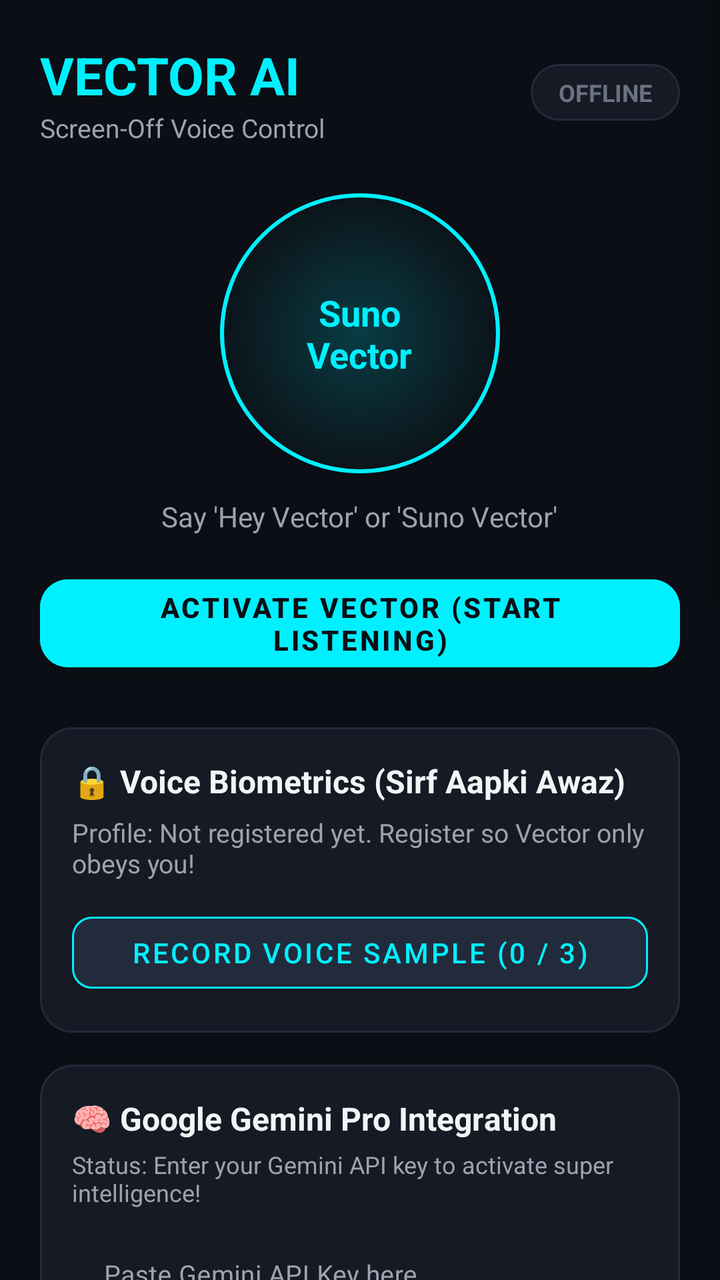
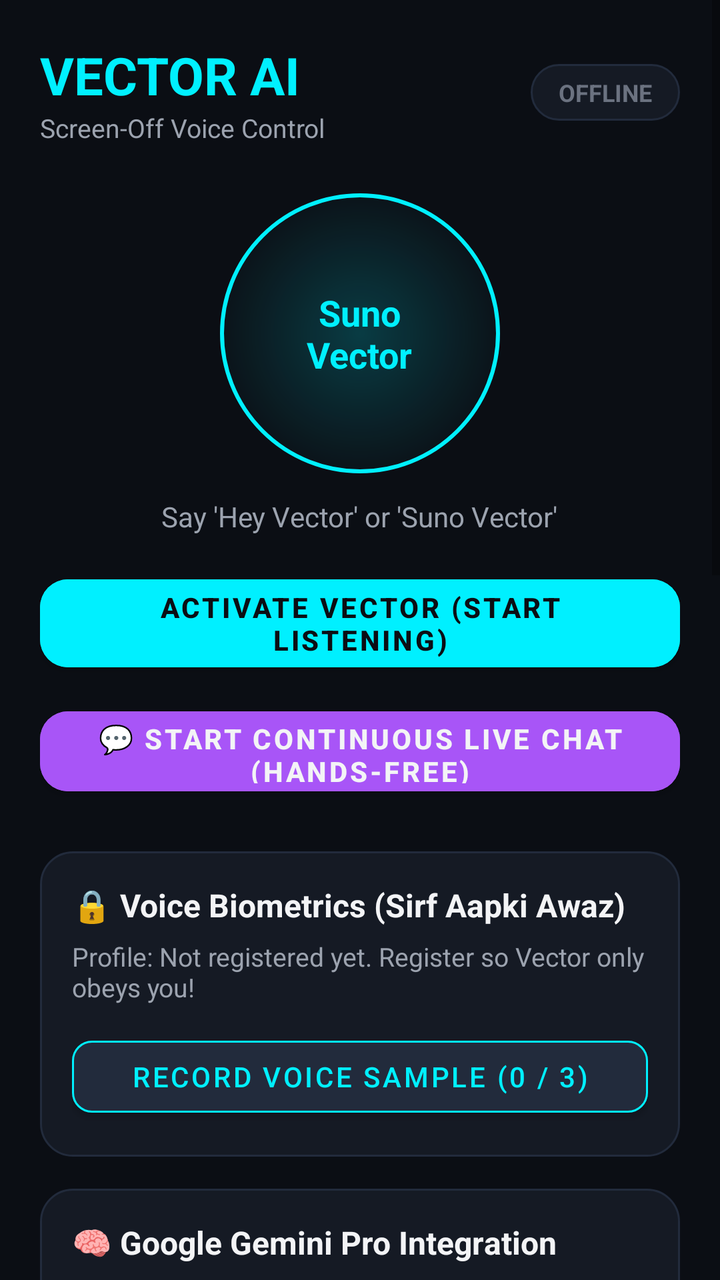

Compare the two renders of this Android layout. The source of the first and the diff that turns it into the second are given below.
<!-- AndroidManifest.xml: activity theme Theme.VectorAssistant -->
<!-- res/layout/activity_main.xml -->
<?xml version="1.0" encoding="utf-8"?>
<ScrollView xmlns:android="http://schemas.android.com/apk/res/android"
    xmlns:app="http://schemas.android.com/apk/res-auto"
    android:layout_width="match_parent"
    android:layout_height="match_parent"
    android:background="@color/bg_dark"
    android:fillViewport="true">

    <LinearLayout
        android:layout_width="match_parent"
        android:layout_height="wrap_content"
        android:orientation="vertical"
        android:padding="20dp">

        
        <LinearLayout
            android:layout_width="match_parent"
            android:layout_height="wrap_content"
            android:gravity="center_vertical"
            android:orientation="horizontal">

            <LinearLayout
                android:layout_width="0dp"
                android:layout_height="wrap_content"
                android:layout_weight="1"
                android:orientation="vertical">

                <TextView
                    android:layout_width="wrap_content"
                    android:layout_height="wrap_content"
                    android:text="VECTOR AI"
                    android:textColor="@color/neon_cyan"
                    android:textSize="26sp"
                    android:textStyle="bold" />

                <TextView
                    android:layout_width="wrap_content"
                    android:layout_height="wrap_content"
                    android:text="Screen-Off Voice Control"
                    android:textColor="@color/text_secondary"
                    android:textSize="13sp" />
            </LinearLayout>

            
            <TextView
                android:id="@+id/tvStatusBadge"
                android:layout_width="wrap_content"
                android:layout_height="wrap_content"
                android:background="@drawable/bg_card"
                android:paddingHorizontal="14dp"
                android:paddingVertical="6dp"
                android:text="OFFLINE"
                android:textColor="@color/text_muted"
                android:textSize="12sp"
                android:textStyle="bold" />
        </LinearLayout>

        
        <LinearLayout
            android:layout_width="match_parent"
            android:layout_height="wrap_content"
            android:layout_marginTop="24dp"
            android:gravity="center"
            android:orientation="vertical">

            <FrameLayout
                android:id="@+id/pulseContainer"
                android:layout_width="140dp"
                android:layout_height="140dp"
                android:background="@drawable/bg_circle_glow">

                <TextView
                    android:id="@+id/tvPulseCenter"
                    android:layout_width="wrap_content"
                    android:layout_height="wrap_content"
                    android:layout_gravity="center"
                    android:gravity="center"
                    android:text="Suno\nVector"
                    android:textColor="@color/neon_cyan"
                    android:textSize="18sp"
                    android:textStyle="bold" />
            </FrameLayout>

            <TextView
                android:id="@+id/tvServiceState"
                android:layout_width="wrap_content"
                android:layout_height="wrap_content"
                android:layout_marginTop="12dp"
                android:text="Say 'Hey Vector' or 'Suno Vector'"
                android:textColor="@color/text_secondary"
                android:textSize="14sp" />

            
            <com.google.android.material.button.MaterialButton
                android:id="@+id/btnToggleService"
                android:layout_width="match_parent"
                android:layout_height="56dp"
                android:layout_marginTop="16dp"
                android:backgroundTint="@color/neon_cyan"
                android:text="ACTIVATE VECTOR (START LISTENING)"
                android:textColor="@color/bg_dark"
                android:textStyle="bold"
                app:cornerRadius="14dp" />
        </LinearLayout>

        
        <LinearLayout
            android:layout_width="match_parent"
            android:layout_height="wrap_content"
            android:layout_marginTop="24dp"
            android:background="@drawable/bg_card"
            android:orientation="vertical"
            android:padding="16dp">

            <TextView
                android:layout_width="wrap_content"
                android:layout_height="wrap_content"
                android:text="🔒 Voice Biometrics (Sirf Aapki Awaz)"
                android:textColor="@color/text_primary"
                android:textSize="16sp"
                android:textStyle="bold" />

            <TextView
                android:id="@+id/tvVoiceProfileStatus"
                android:layout_width="wrap_content"
                android:layout_height="wrap_content"
                android:layout_marginTop="6dp"
                android:text="Profile: Not registered yet. Register so Vector only obeys you!"
                android:textColor="@color/text_secondary"
                android:textSize="13sp" />

            <ProgressBar
                android:id="@+id/trainingProgressBar"
                style="?android:attr/progressBarStyleHorizontal"
                android:layout_width="match_parent"
                android:layout_height="8dp"
                android:layout_marginTop="10dp"
                android:max="3"
                android:progress="0"
                android:visibility="gone" />

            <com.google.android.material.button.MaterialButton
                android:id="@+id/btnTrainVoice"
                android:layout_width="match_parent"
                android:layout_height="48dp"
                android:layout_marginTop="12dp"
                android:backgroundTint="@color/card_border"
                android:text="Record Voice Sample (0 / 3)"
                android:textColor="@color/neon_cyan"
                app:cornerRadius="10dp"
                app:strokeColor="@color/neon_cyan"
                app:strokeWidth="1dp" />
        </LinearLayout>

        
        <LinearLayout
            android:layout_width="match_parent"
            android:layout_height="wrap_content"
            android:layout_marginTop="16dp"
            android:background="@drawable/bg_card"
            android:orientation="vertical"
            android:padding="16dp">

            <TextView
                android:layout_width="wrap_content"
                android:layout_height="wrap_content"
                android:text="🧠 Google Gemini Pro Integration"
                android:textColor="@color/text_primary"
                android:textSize="16sp"
                android:textStyle="bold" />

            <TextView
                android:id="@+id/tvGeminiStatus"
                android:layout_width="wrap_content"
                android:layout_height="wrap_content"
                android:layout_marginTop="4dp"
                android:text="Status: Enter your Gemini API key to activate super intelligence!"
                android:textColor="@color/text_secondary"
                android:textSize="12sp" />

            <com.google.android.material.textfield.TextInputLayout
                android:layout_width="match_parent"
                android:layout_height="wrap_content"
                android:layout_marginTop="8dp"
                app:boxBackgroundColor="@color/card_dark"
                app:boxStrokeColor="@color/neon_cyan"
                app:hintTextColor="@color/neon_cyan"
                android:textColorHint="@color/text_secondary">

                <com.google.android.material.textfield.TextInputEditText
                    android:id="@+id/etGeminiApiKey"
                    android:layout_width="match_parent"
                    android:layout_height="wrap_content"
                    android:hint="Paste Gemini API Key here"
                    android:inputType="textPassword"
                    android:textColor="@color/text_primary"
                    android:textSize="13sp" />
            </com.google.android.material.textfield.TextInputLayout>

            <com.google.android.material.button.MaterialButton
                android:id="@+id/btnSaveGeminiKey"
                android:layout_width="match_parent"
                android:layout_height="44dp"
                android:layout_marginTop="10dp"
                android:backgroundTint="@color/neon_blue"
                android:text="CONNECT GEMINI PRO"
                android:textColor="@color/text_primary"
                app:cornerRadius="10dp" />

            <TextView
                android:id="@+id/tvMemoriesStatus"
                android:layout_width="match_parent"
                android:layout_height="wrap_content"
                android:layout_marginTop="10dp"
                android:text="🧠 AI Memory: 0 facts remembered (Bol kar save karein: 'Yaad rakho mera blood group B hai')"
                android:textColor="@color/neon_cyan"
                android:textSize="12sp" />
        </LinearLayout>

        
        <LinearLayout
            android:layout_width="match_parent"
            android:layout_height="wrap_content"
            android:layout_marginTop="16dp"
            android:background="@drawable/bg_card"
            android:orientation="vertical"
            android:padding="16dp">

            <TextView
                android:layout_width="wrap_content"
                android:layout_height="wrap_content"
                android:text="⚡ Required Permissions (Android 13)"
                android:textColor="@color/text_primary"
                android:textSize="16sp"
                android:textStyle="bold" />

            <TextView
                android:layout_width="wrap_content"
                android:layout_height="wrap_content"
                android:layout_marginTop="4dp"
                android:text="Screen off background aur tasks chalane ke liye zaroori:"
                android:textColor="@color/text_secondary"
                android:textSize="12sp" />

            
            <LinearLayout
                android:id="@+id/rowPermBattery"
                android:layout_width="match_parent"
                android:layout_height="wrap_content"
                android:layout_marginTop="12dp"
                android:gravity="center_vertical"
                android:orientation="horizontal">

                <TextView
                    android:layout_width="0dp"
                    android:layout_height="wrap_content"
                    android:layout_weight="1"
                    android:text="1. Screen-Off Run (Battery Unrestricted)"
                    android:textColor="@color/text_primary"
                    android:textSize="13sp" />

                <Button
                    android:id="@+id/btnPermBattery"
                    style="@style/Widget.MaterialComponents.Button.TextButton"
                    android:layout_width="wrap_content"
                    android:layout_height="wrap_content"
                    android:text="ALLOW"
                    android:textColor="@color/neon_cyan" />
            </LinearLayout>

            <LinearLayout
                android:id="@+id/rowPermAccessibility"
                android:layout_width="match_parent"
                android:layout_height="wrap_content"
                android:gravity="center_vertical"
                android:orientation="horizontal">

                <TextView
                    android:layout_width="0dp"
                    android:layout_height="wrap_content"
                    android:layout_weight="1"
                    android:text="2. Phone Control (Accessibility Service)"
                    android:textColor="@color/text_primary"
                    android:textSize="13sp" />

                <Button
                    android:id="@+id/btnPermAccessibility"
                    style="@style/Widget.MaterialComponents.Button.TextButton"
                    android:layout_width="wrap_content"
                    android:layout_height="wrap_content"
                    android:text="ENABLE"
                    android:textColor="@color/neon_cyan" />
            </LinearLayout>

            <LinearLayout
                android:id="@+id/rowPermPhone"
                android:layout_width="match_parent"
                android:layout_height="wrap_content"
                android:gravity="center_vertical"
                android:orientation="horizontal">

                <TextView
                    android:layout_width="0dp"
                    android:layout_height="wrap_content"
                    android:layout_weight="1"
                    android:text="3. Calls, Contacts &amp; Call Logs Access"
                    android:textColor="@color/text_primary"
                    android:textSize="13sp" />

                <Button
                    android:id="@+id/btnPermPhone"
                    style="@style/Widget.MaterialComponents.Button.TextButton"
                    android:layout_width="wrap_content"
                    android:layout_height="wrap_content"
                    android:text="ALLOW"
                    android:textColor="@color/neon_cyan" />
            </LinearLayout>

            <LinearLayout
                android:id="@+id/rowPermNotification"
                android:layout_width="match_parent"
                android:layout_height="wrap_content"
                android:gravity="center_vertical"
                android:orientation="horizontal">

                <TextView
                    android:layout_width="0dp"
                    android:layout_height="wrap_content"
                    android:layout_weight="1"
                    android:text="4. VIP Alert (Notification Access)"
                    android:textColor="@color/text_primary"
                    android:textSize="13sp" />

                <Button
                    android:id="@+id/btnPermNotification"
                    style="@style/Widget.MaterialComponents.Button.TextButton"
                    android:layout_width="wrap_content"
                    android:layout_height="wrap_content"
                    android:text="ENABLE"
                    android:textColor="@color/neon_cyan" />
            </LinearLayout>
        </LinearLayout>

        
        <LinearLayout
            android:layout_width="match_parent"
            android:layout_height="wrap_content"
            android:layout_marginTop="16dp"
            android:background="@drawable/bg_card"
            android:orientation="vertical"
            android:padding="16dp">

            <TextView
                android:layout_width="wrap_content"
                android:layout_height="wrap_content"
                android:text="🚨 VIP Contacts (Custom Alarm on WhatsApp/SMS)"
                android:textColor="@color/text_primary"
                android:textSize="16sp"
                android:textStyle="bold" />

            <TextView
                android:id="@+id/tvVipList"
                android:layout_width="wrap_content"
                android:layout_height="wrap_content"
                android:layout_marginTop="6dp"
                android:text="Active VIPs: None (Bol kar add karein: 'Set VIP contact Ali')"
                android:textColor="@color/neon_purple"
                android:textSize="13sp" />
        </LinearLayout>

        
        <LinearLayout
            android:layout_width="match_parent"
            android:layout_height="wrap_content"
            android:layout_marginTop="16dp"
            android:layout_marginBottom="24dp"
            android:background="@drawable/bg_card"
            android:orientation="vertical"
            android:padding="16dp">

            <TextView
                android:layout_width="wrap_content"
                android:layout_height="wrap_content"
                android:text="📡 Vector Live Feed"
                android:textColor="@color/text_primary"
                android:textSize="16sp"
                android:textStyle="bold" />

            <TextView
                android:id="@+id/tvLogs"
                android:layout_width="match_parent"
                android:layout_height="wrap_content"
                android:layout_marginTop="8dp"
                android:fontFamily="monospace"
                android:text="[Vector Ready]\nWaiting for activation..."
                android:textColor="@color/neon_green"
                android:textSize="12sp" />
        </LinearLayout>

    </LinearLayout>
</ScrollView>
<!-- resources referenced by this layout -->
<resources>
  <color name="bg_dark">#0B0E14</color>
  <color name="card_border">#222B3C</color>
  <color name="card_dark">#151A24</color>
  <color name="neon_blue">#3B82F6</color>
  <color name="neon_cyan">#00F0FF</color>
  <color name="neon_green">#10B981</color>
  <color name="neon_purple">#A855F7</color>
  <color name="text_muted">#6B7280</color>
  <color name="text_primary">#F3F4F6</color>
  <color name="text_secondary">#9CA3AF</color>
  <!-- drawable bg_card (drawable) -->
  <?xml version="1.0" encoding="utf-8"?>
  <shape xmlns:android="http://schemas.android.com/apk/res/android"
      android:shape="rectangle">
      <solid android:color="@color/card_dark" />
      <corners android:radius="16dp" />
      <stroke android:width="1dp" android:color="@color/card_border" />
  </shape>
  <!-- drawable bg_circle_glow (drawable) -->
  <?xml version="1.0" encoding="utf-8"?>
  <shape xmlns:android="http://schemas.android.com/apk/res/android"
      android:shape="oval">
      <gradient
          android:type="radial"
          android:gradientRadius="70dp"
          android:startColor="#3300F0FF"
          android:endColor="#0500F0FF" />
      <stroke
          android:width="2dp"
          android:color="@color/neon_cyan" />
  </shape>
  <style name="Theme.VectorAssistant" parent="Theme.MaterialComponents.DayNight.NoActionBar">
          <item name="colorPrimary">@color/neon_cyan</item>
          <item name="colorPrimaryVariant">@color/neon_blue</item>
          <item name="colorOnPrimary">@color/bg_dark</item>
          <item name="colorSecondary">@color/neon_purple</item>
          <item name="android:statusBarColor">@color/bg_dark</item>
          <item name="android:navigationBarColor">@color/bg_dark</item>
          <item name="android:windowBackground">@color/bg_dark</item>
      </style>
</resources>

<!-- the commit's change to res/layout/activity_main.xml (unified diff, before → after) -->
@@ -99,6 +99,18 @@
                 android:backgroundTint="@color/neon_cyan"
                 android:text="ACTIVATE VECTOR (START LISTENING)"
                 android:textColor="@color/bg_dark"
+                android:textStyle="bold"
+                app:cornerRadius="14dp" />
+
+            
+            <com.google.android.material.button.MaterialButton
+                android:id="@+id/btnToggleContinuousChat"
+                android:layout_width="match_parent"
+                android:layout_height="52dp"
+                android:layout_marginTop="10dp"
+                android:backgroundTint="@color/neon_purple"
+                android:text="💬 START CONTINUOUS LIVE CHAT (HANDS-FREE)"
+                android:textColor="@color/text_primary"
                 android:textStyle="bold"
                 app:cornerRadius="14dp" />
         </LinearLayout>
